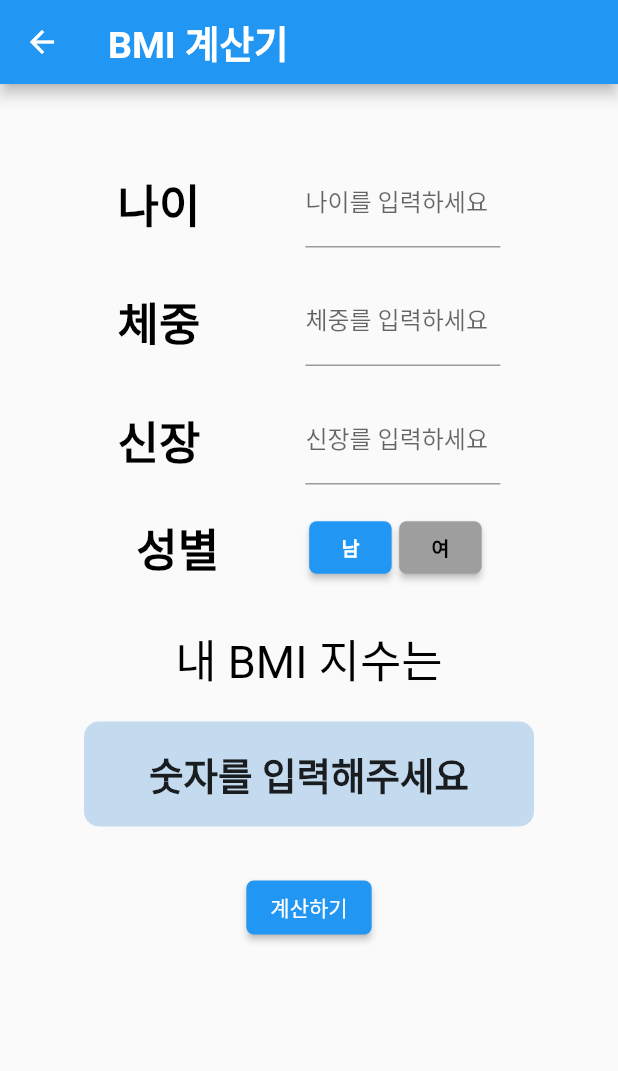
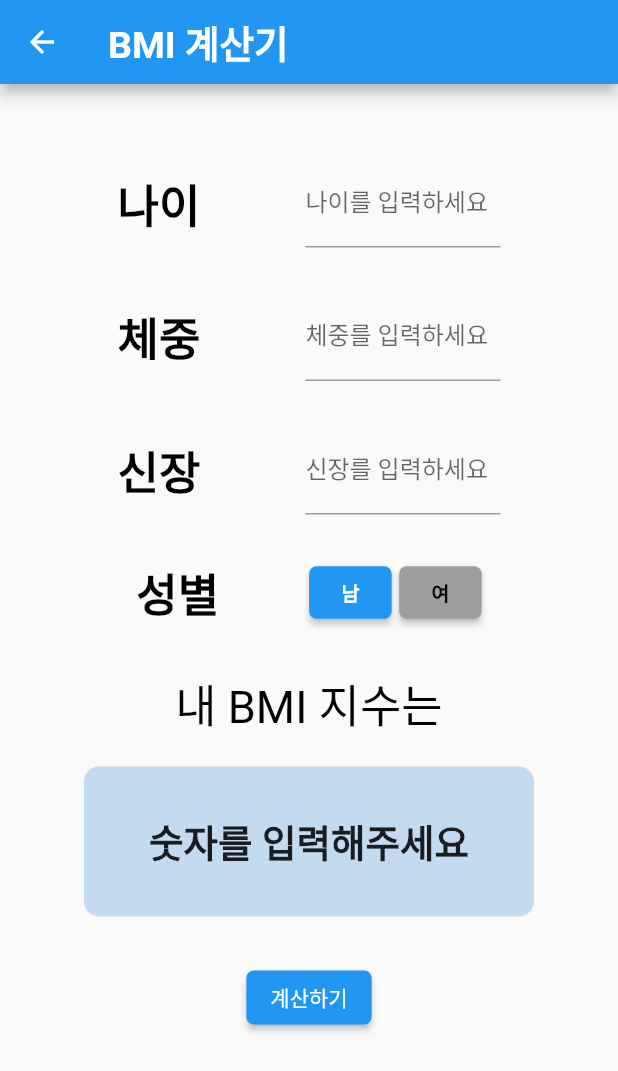
Before and after one commit to junnie082/Best_Friend, a Flutter app: the BMI screen opened directly, on a phone screen of 412 x 824 dp. Shown: the top 1071 px of the screen. Run offline on Flutter 3.47's test engine with Material 2 defaults, Android fonts, the phone set to English and light mode, and no system bars; our stand-ins replace firebase_auth, firebase_core; missing offline and left inert: flutter_inappwebview; accounts and stored records are empty; network calls fail.

Commit message:
[UPDATE] 스크롤뷰 수정, 칼로리 계산기 디자인 변경

```diff
--- a/lib/community/post.dart
+++ b/lib/community/post.dart
@@ -22,6 +22,7 @@ class Post extends StatelessWidget {
       ),
       body: Padding(
         padding: const EdgeInsets.symmetric(horizontal: 10, vertical: 30),
+        child: SingleChildScrollView(
           child: Column(
             children: [
               Row(
@@ -89,6 +90,7 @@ class Post extends StatelessWidget {
             ],
           ),
         ),
+      ),
     );
   }
 }
--- a/lib/convenience/BMI.dart
+++ b/lib/convenience/BMI.dart
@@ -45,7 +45,8 @@ class _BMIState extends State<BMI> {
         ),
         actions: const [],
       ),
-      body: Padding(
+      body: SingleChildScrollView(
+        child: Padding(
           padding: const EdgeInsets.symmetric(horizontal: 30, vertical: 50),
           child: Column(
               crossAxisAlignment: CrossAxisAlignment.center,
@@ -59,7 +60,7 @@ class _BMIState extends State<BMI> {
                     });
                   },
                 ),
-              const SizedBox(height: 20),
+                const SizedBox(height: 30),
                 Input(
                   category: '체중',
                   onChanged: (value) {
@@ -68,7 +69,7 @@ class _BMIState extends State<BMI> {
                     });
                   },
                 ),
-              const SizedBox(height: 20),
+                const SizedBox(height: 30),
                 Input(
                   category: '신장',
                   onChanged: (value) {
@@ -77,7 +78,7 @@ class _BMIState extends State<BMI> {
                     });
                   },
                 ),
-              const SizedBox(height: 20),
+                const SizedBox(height: 30),
                 // 성별 토글.
                 const Row(
                   mainAxisAlignment: MainAxisAlignment.center,
@@ -106,7 +107,7 @@ class _BMIState extends State<BMI> {
                 // 나중에 여기에 계산된 BMI 지수가 나타남.
                 Container(
                   width: 300,
-                height: 70,
+                  height: 100,
                   decoration: BoxDecoration(
                       color: const Color(0xFFC3DAEF),
                       borderRadius: BorderRadius.circular(10)),
@@ -146,6 +147,7 @@ class _BMIState extends State<BMI> {
                 ),
               ]),
         ),
+      ),
     );
   }
 }
--- a/lib/main_screens/login.dart
+++ b/lib/main_screens/login.dart
@@ -41,7 +41,8 @@ class AuthPage extends StatelessWidget {
         ),
         body: Stack(alignment: Alignment.center, children: <Widget>[
           Container(color: Colors.white),
-          Column(
+          SingleChildScrollView(
+            child: Column(
               crossAxisAlignment: CrossAxisAlignment.center,
               mainAxisAlignment: MainAxisAlignment.end,
               children: <Widget>[
@@ -81,6 +82,7 @@ class AuthPage extends StatelessWidget {
                   height: size.height * 0.05,
                 ),
               ],
+            ),
           ),
         ]));
   }
```
Also changed, not shown: lib/convenience/cal_calculator.dart (+45 -22 lines), 1 other file. Lines whose indentation alone changed are shown as unchanged.
